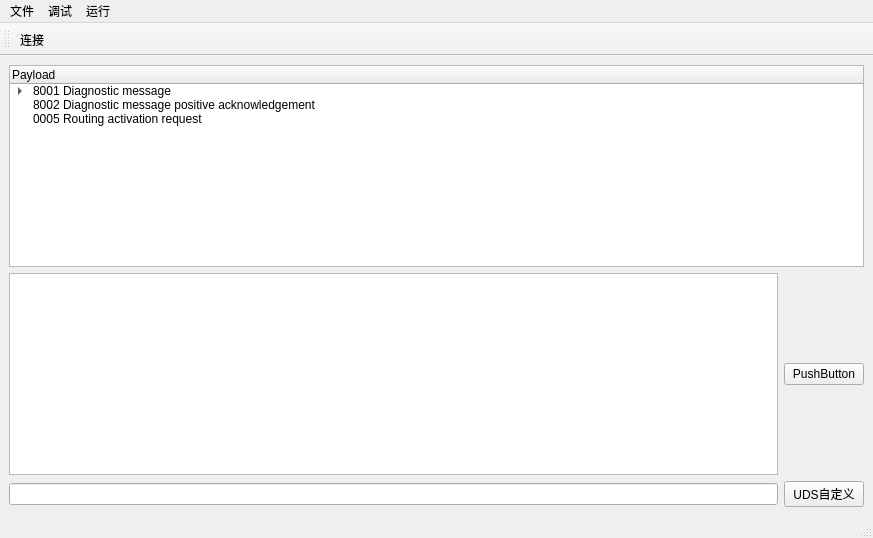
This is mainwindow.ui in xjzer/QtWidgetDemo as Qt 5 draws it before an edit. The edited form follows.
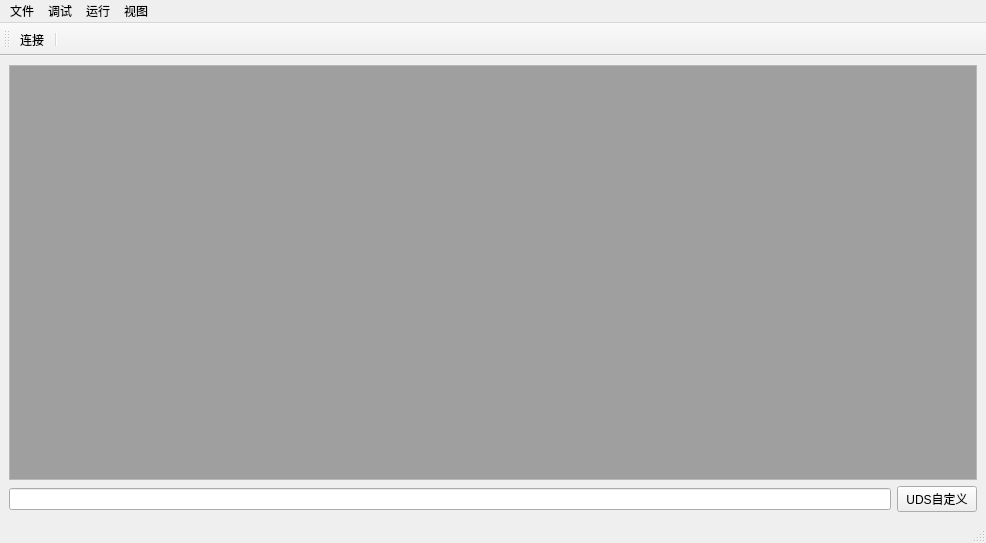
This is the edited form.

Commit message: Feat(UI):add MDI area

```diff
--- a/mainwindow.ui
+++ b/mainwindow.ui
@@ -6,8 +6,8 @@
    <rect>
     <x>0</x>
     <y>0</y>
-    <width>873</width>
-    <height>538</height>
+    <width>986</width>
+    <height>543</height>
    </rect>
   </property>
   <property name="windowTitle">
@@ -16,10 +16,50 @@
   <widget class="QWidget" name="centralwidget">
    <layout class="QVBoxLayout" name="verticalLayout">
     <item>
+     <widget class="QMdiArea" name="mdiArea">
+      <property name="sizePolicy">
+       <sizepolicy hsizetype="Expanding" vsizetype="Expanding">
+        <horstretch>0</horstretch>
+        <verstretch>0</verstretch>
+       </sizepolicy>
+      </property>
+      <property name="baseSize">
+       <size>
+        <width>0</width>
+        <height>0</height>
+       </size>
+      </property>
+      <property name="layoutDirection">
+       <enum>Qt::LeftToRight</enum>
+      </property>
+      <property name="frameShape">
+       <enum>QFrame::StyledPanel</enum>
+      </property>
+      <property name="viewMode">
+       <enum>QMdiArea::SubWindowView</enum>
+      </property>
+      <widget class="QWidget" name="subwindow_console">
+       <property name="windowTitle">
+        <string>控制台</string>
+       </property>
+       <property name="layoutDirection">
+        <enum>Qt::LeftToRight</enum>
+       </property>
+       <layout class="QHBoxLayout" name="horizontalLayout">
+        <item>
      <widget class="QTreeWidget" name="treeWidget_doipConsole">
+          <property name="sizePolicy">
+           <sizepolicy hsizetype="Preferred" vsizetype="Expanding">
+            <horstretch>0</horstretch>
+            <verstretch>0</verstretch>
+           </sizepolicy>
+          </property>
       <property name="contextMenuPolicy">
        <enum>Qt::DefaultContextMenu</enum>
       </property>
+          <property name="layoutDirection">
+           <enum>Qt::LeftToRight</enum>
+          </property>
       <column>
        <property name="text">
         <string>Payload</string>
@@ -123,7 +163,7 @@
      </widget>
     </item>
     <item>
-     <layout class="QHBoxLayout" name="horizontalLayout">
+         <layout class="QVBoxLayout" name="verticalLayout_2">
       <item>
        <widget class="QTextBrowser" name="textBrowser">
         <property name="font">
@@ -132,6 +172,12 @@
           <kerning>true</kerning>
          </font>
         </property>
+            <property name="layoutDirection">
+             <enum>Qt::LeftToRight</enum>
+            </property>
+            <property name="frameShape">
+             <enum>QFrame::StyledPanel</enum>
+            </property>
         <property name="lineWrapMode">
          <enum>QTextEdit::NoWrap</enum>
         </property>
@@ -146,6 +192,15 @@
       </item>
      </layout>
     </item>
+       </layout>
+      </widget>
+      <widget class="QWidget" name="subwindow_ota">
+       <property name="windowTitle">
+        <string>OTA</string>
+       </property>
+      </widget>
+     </widget>
+    </item>
     <item>
      <layout class="QHBoxLayout" name="horizontalLayout_2">
       <item>
@@ -167,7 +222,7 @@
     <rect>
      <x>0</x>
      <y>0</y>
-     <width>873</width>
+     <width>986</width>
      <height>17</height>
     </rect>
    </property>
@@ -192,9 +247,18 @@
      <string>调试</string>
     </property>
    </widget>
+   <widget class="QMenu" name="menu">
+    <property name="title">
+     <string>视图</string>
+    </property>
+    <addaction name="action_tile"/>
+    <addaction name="action_cascade"/>
+    <addaction name="action_ViewMode"/>
+   </widget>
    <addaction name="menu_file"/>
    <addaction name="menu_debug"/>
    <addaction name="menu_run"/>
+   <addaction name="menu"/>
   </widget>
   <widget class="QStatusBar" name="statusBar"/>
   <widget class="QToolBar" name="toolBar">
@@ -208,6 +272,7 @@
     <bool>false</bool>
    </attribute>
    <addaction name="action_connect"/>
+   <addaction name="separator"/>
   </widget>
   <action name="action_ota">
    <property name="text">
```
Left out of the diff: 15 changed lines with no effect on the pictures. Lines whose indentation alone changed are shown as unchanged. The commit also changes 1 other file.
